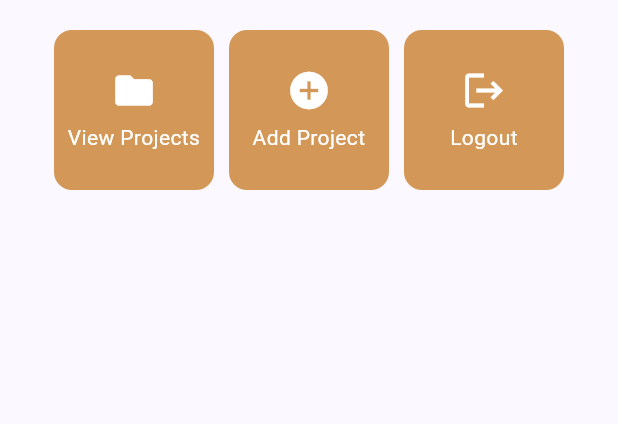
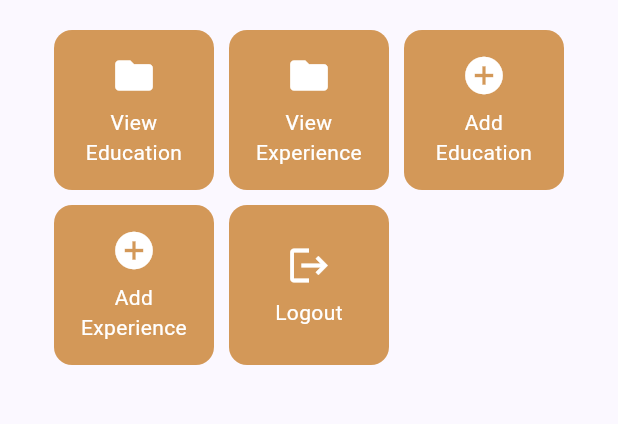
Before and after one commit to gsarahsuoth/myportofolio_mobile, a Flutter app: the screen it shows after launch, on a phone screen of 412 x 824 dp, the part 387-811 px from its top. Run offline on Flutter 3.47's test engine with Material 3 defaults, Android fonts, the phone set to English and light mode, and no system bars.

Commit message:
feat: update action button names

```diff
--- a/myportofolio_mobile/lib/menu.dart
+++ b/myportofolio_mobile/lib/menu.dart
@@ -8,8 +8,10 @@ class MyHomePage extends StatelessWidget {
   final String kelas = "PBP KKI";
 
   final List<ItemHomepage> items = [
-    ItemHomepage("View Projects", Icons.folder, const Color.fromARGB(255, 211, 152, 88)),
-    ItemHomepage("Add Project", Icons.add_circle, const Color.fromARGB(255, 211, 152, 88)),
+    ItemHomepage("View Education", Icons.folder, const Color.fromARGB(255, 211, 152, 88)),
+    ItemHomepage("View Experience", Icons.folder, const Color.fromARGB(255, 211, 152, 88)),
+    ItemHomepage("Add Education", Icons.add_circle, const Color.fromARGB(255, 211, 152, 88)),
+    ItemHomepage("Add Experience", Icons.add_circle, const Color.fromARGB(255, 211, 152, 88)),
     ItemHomepage("Logout", Icons.logout, const Color.fromARGB(255, 211, 152, 88)),
   ];
 
```
